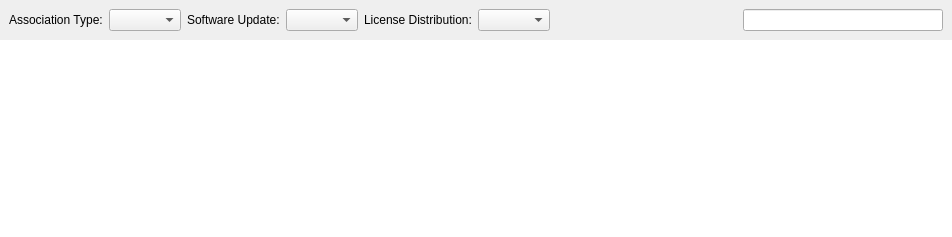
fw-dev/translations, file FWAdminLib/AssociationsWidget.ui: the form before one commit.
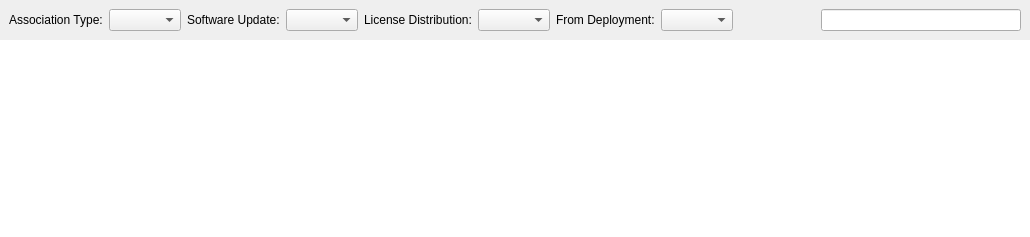
The form after the commit. Custom widgets are drawn as their Qt base class.

Patch:
```diff
--- a/FWAdminLib/AssociationsWidget.ui
+++ b/FWAdminLib/AssociationsWidget.ui
@@ -6,7 +6,7 @@
    <rect>
     <x>0</x>
     <y>0</y>
-    <width>952</width>
+    <width>1030</width>
     <height>237</height>
    </rect>
   </property>
@@ -62,6 +62,16 @@
       <item>
        <widget class="QComboBox" name="licenseDistributionCombo"/>
       </item>
+      <item>
+       <widget class="QLabel" name="label_5">
+        <property name="text">
+         <string>From Deployment:</string>
+        </property>
+       </widget>
+      </item>
+      <item>
+       <widget class="QComboBox" name="deploymentCombo"/>
+      </item>
       <item>
        <spacer name="searchSpacer">
         <property name="orientation">
```
